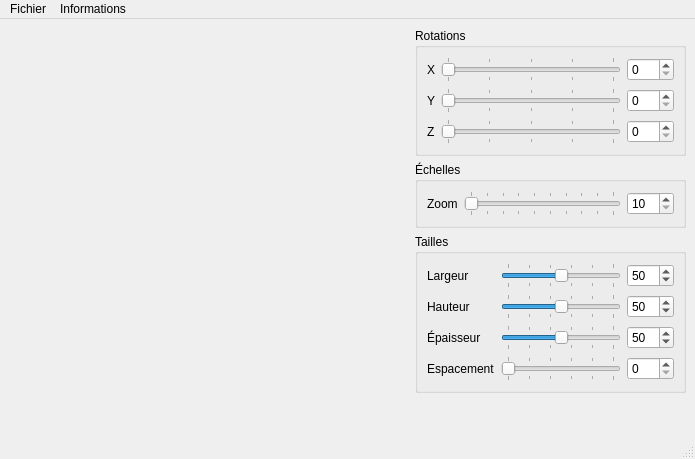
Qt form interfaces/MainWindow.ui (lovehina13/Visualisation3D) before a commit.
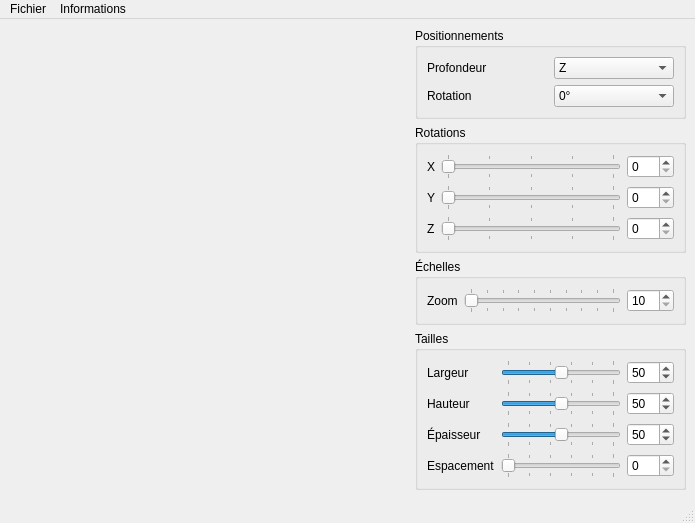
The same form after that commit. Icons and pictures are not drawn. Custom widgets are drawn as their Qt base class.

Commit message: Implémentation des positionnements (profondeur et rotation).

Diff of the .ui file:
```diff
--- a/interfaces/MainWindow.ui
+++ b/interfaces/MainWindow.ui
@@ -7,7 +7,7 @@
     <x>0</x>
     <y>0</y>
     <width>685</width>
-    <height>459</height>
+    <height>523</height>
    </rect>
   </property>
   <property name="windowTitle">
@@ -19,7 +19,7 @@
   </property>
   <widget class="QWidget" name="centralwidget">
    <layout class="QGridLayout" name="gridLayoutMainWindow">
-    <item row="0" column="0" rowspan="4">
+    <item row="0" column="0" rowspan="5">
      <widget class="GLWidget" name="glWidget" native="true">
       <property name="sizePolicy">
        <sizepolicy hsizetype="Expanding" vsizetype="Expanding">
@@ -36,6 +36,75 @@
      </widget>
     </item>
     <item row="0" column="1">
+     <widget class="QGroupBox" name="groupBoxPositioning">
+      <property name="title">
+       <string>Positionnements</string>
+      </property>
+      <layout class="QGridLayout" name="gridLayoutPositioning">
+       <item row="0" column="0">
+        <widget class="QLabel" name="labelPicturesDepth">
+         <property name="text">
+          <string>Profondeur</string>
+         </property>
+        </widget>
+       </item>
+       <item row="0" column="1">
+        <widget class="QComboBox" name="comboBoxPicturesDepth">
+         <property name="currentIndex">
+          <number>2</number>
+         </property>
+         <item>
+          <property name="text">
+           <string>X</string>
+          </property>
+         </item>
+         <item>
+          <property name="text">
+           <string>Y</string>
+          </property>
+         </item>
+         <item>
+          <property name="text">
+           <string>Z</string>
+          </property>
+         </item>
+        </widget>
+       </item>
+       <item row="1" column="0">
+        <widget class="QLabel" name="labelPicturesRotation">
+         <property name="text">
+          <string>Rotation</string>
+         </property>
+        </widget>
+       </item>
+       <item row="1" column="1">
+        <widget class="QComboBox" name="comboBoxPicturesRotation">
+         <item>
+          <property name="text">
+           <string>0°</string>
+          </property>
+         </item>
+         <item>
+          <property name="text">
+           <string>90°</string>
+          </property>
+         </item>
+         <item>
+          <property name="text">
+           <string>180°</string>
+          </property>
+         </item>
+         <item>
+          <property name="text">
+           <string>270°</string>
+          </property>
+         </item>
+        </widget>
+       </item>
+      </layout>
+     </widget>
+    </item>
+    <item row="1" column="1">
      <widget class="QGroupBox" name="groupBoxRotations">
       <property name="title">
        <string>Rotations</string>
@@ -152,7 +221,7 @@
       </layout>
      </widget>
     </item>
-    <item row="1" column="1">
+    <item row="2" column="1">
      <widget class="QGroupBox" name="groupBoxScales">
       <property name="title">
        <string>Échelles</string>
@@ -203,7 +272,7 @@
       </layout>
      </widget>
     </item>
-    <item row="2" column="1">
+    <item row="3" column="1">
      <widget class="QGroupBox" name="groupBoxSizes">
       <property name="title">
        <string>Tailles</string>
@@ -374,7 +443,7 @@
       </layout>
      </widget>
     </item>
-    <item row="3" column="1">
+    <item row="4" column="1">
      <spacer name="verticalSpacer">
       <property name="orientation">
        <enum>Qt::Vertical</enum>
```
The commit also changes 3 other files.
